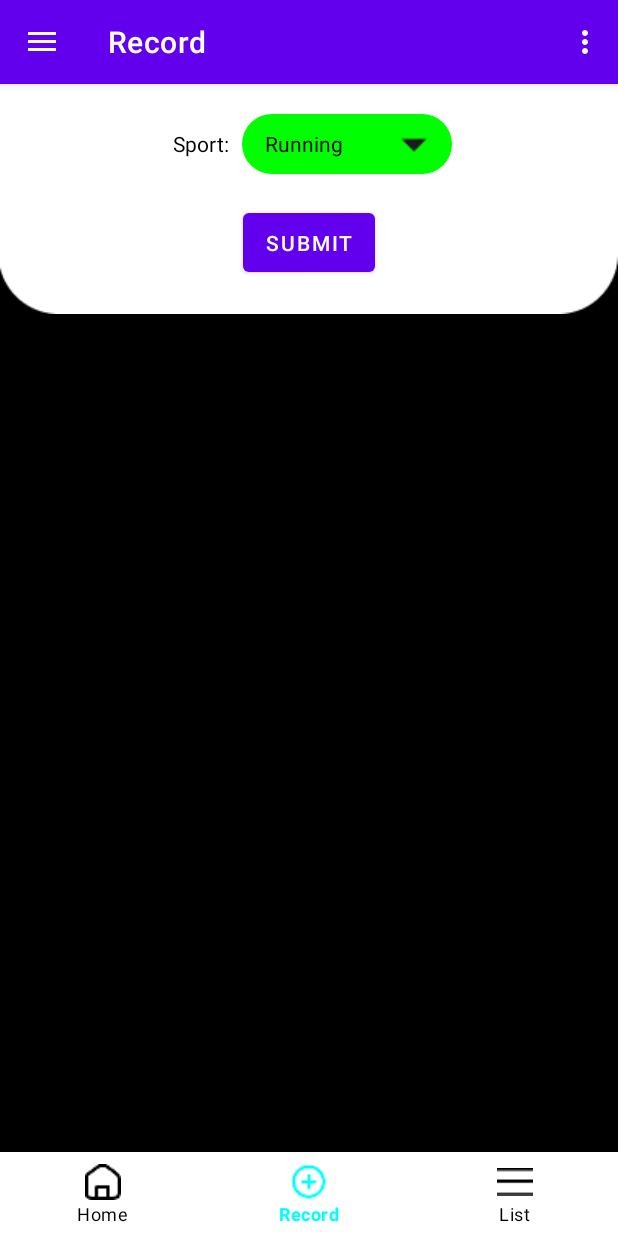
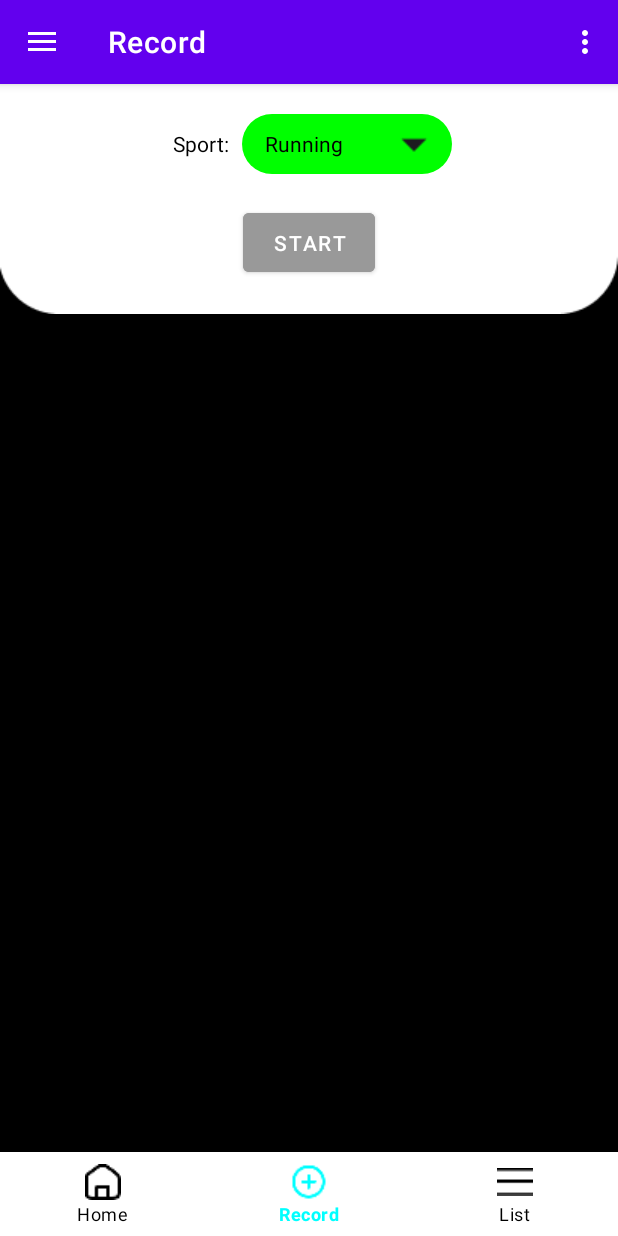
Before and after one commit to Srilashman/MilesTrack, an Android app: the screen it shows after launch (MainActivity), item 2 of the bottom bar chosen, on a phone screen of 412 x 824 dp. Run offline under Robolectric (Android 15) with nearby library versions, the phone set to English and light mode, and no system bars; our stand-ins replace navigation-ui; libraries missing offline, so code that uses them is left out: com.github.mikephil.charting; 11 statements that could not run were skipped.

Commit message:
Change record button to gray and text to 'start'

```diff
--- a/app/src/main/res/layout/fragment_record.xml
+++ b/app/src/main/res/layout/fragment_record.xml
@@ -60,7 +60,8 @@
             </LinearLayout>
             <Button
                 android:id="@+id/submit_btn"
-                android:text="Submit"
+                android:text="Start"
+                android:backgroundTint="#999999"
                 android:layout_width="wrap_content"
                 android:layout_height="wrap_content"
                 android:gravity="center_horizontal"
```
